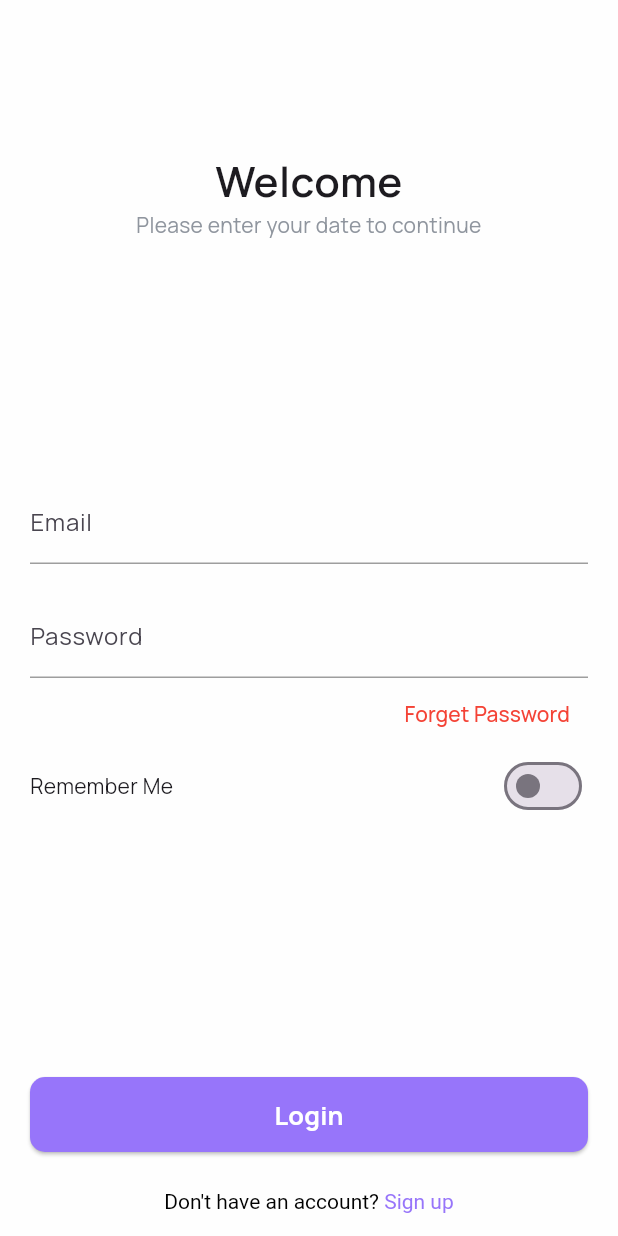
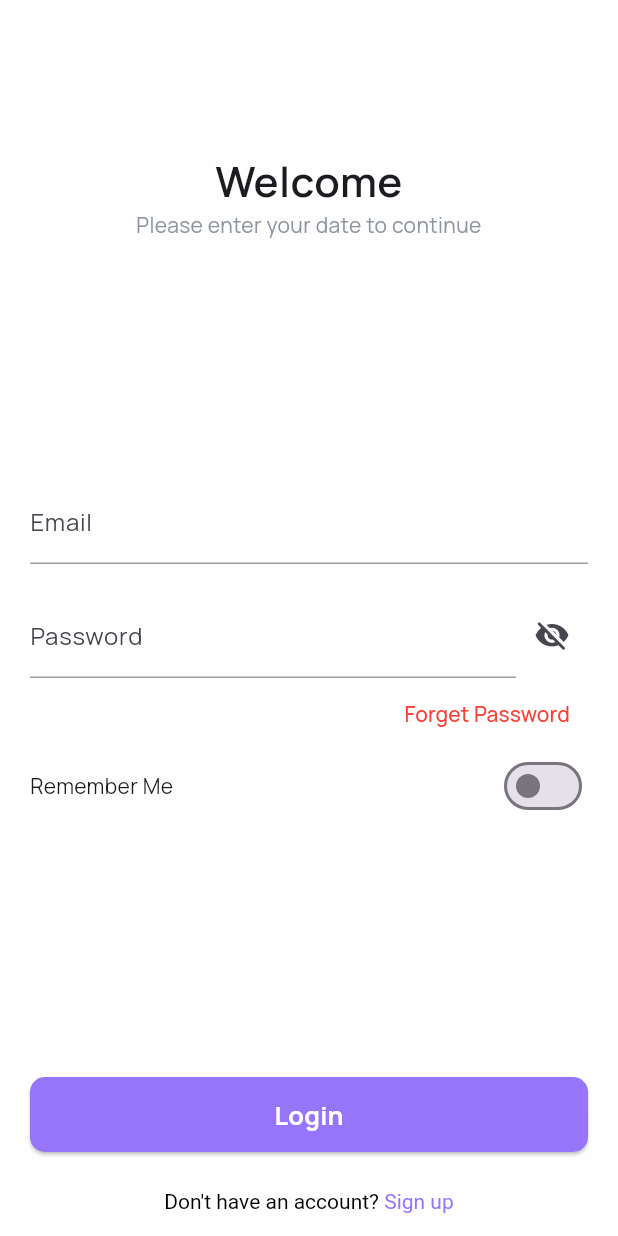
Before and after one commit to flutterr05-dev/laza_api_impl, a Flutter app: the screen it shows after launch, on a phone screen of 412 x 824 dp. Run offline on Flutter 3.47's test engine with Material 3 defaults, Android fonts, the light colour scheme and no system bars; our stand-ins replace flutter_svg, get, pinput, shared_preferences; accounts and stored records are empty.

```diff
--- a/lib/view/pages/login/login_screen.dart
+++ b/lib/view/pages/login/login_screen.dart
@@ -1,6 +1,9 @@
+import 'dart:io';
+
 import 'package:fahim_try_ecommerce/utils/colors.dart';
 import 'package:fahim_try_ecommerce/view/base/custom_button.dart';
 import 'package:fahim_try_ecommerce/view/base/custom_textfromfield.dart';
+import 'package:fahim_try_ecommerce/view/pages/home/home_screen.dart';
 import 'package:flutter/gestures.dart';
 import 'package:flutter/material.dart';
 import 'package:get/get.dart';
@@ -18,14 +21,14 @@ class _LoginScreenState extends State<LoginScreen> {
   final TextEditingController _passCtrl = TextEditingController();
   final GlobalKey<FormState> _formKey = GlobalKey<FormState>();
   final auth = Get.find<AuthController>();
+  bool isObscured = true;
 
   void onSubmit() async {
     if (_formKey.currentState!.validate()) {
       final message = await auth.login(_emailCtrl.text.trim(), _passCtrl.text);
 
       if (message == "success") {
-        final snack = Get.snackbar("Login Successful", message);
-        Get.showSnackbar(snack.snackbar);
+        Get.offAll(() => HomeScreen());
       } else {
         final snack = Get.snackbar("Something went wrong", message);
         Get.showSnackbar(snack.snackbar);
@@ -69,9 +72,12 @@ class _LoginScreenState extends State<LoginScreen> {
 
                 SizedBox(height: 20),
 
-                CustomTextFromField(
+                Row(
+                  children: [
+                    Expanded(
+                      child: CustomTextFromField(
                         controller: _passCtrl,
-                  obscureText: true,
+                        obscureText: isObscured,
                         hintText: "Enter Your Password",
                         lebelText: "Password",
                         validator: (v) {
@@ -80,6 +86,21 @@ class _LoginScreenState extends State<LoginScreen> {
                           }
                           return null;
                         },
+                      ),
+                    ),
+                    IconButton(
+                      onPressed: () {
+                        setState(() {
+                          isObscured = !isObscured;
+                        });
+                      },
+                      icon: Icon(
+                        isObscured
+                            ? Icons.visibility_off_rounded
+                            : Icons.visibility_rounded,
+                      ),
+                    ),
+                  ],
                 ),
                 Align(
                   alignment: AlignmentGeometry.topRight,
```
Also changed, not shown: lib/controllers/auth_controller.dart (+10 -1 lines), lib/view/pages/mainScreen/main_Screen.dart (+6 -2 lines), lib/view/pages/splash/splash_screen.dart (+11 -6 lines). Lines whose indentation alone changed are shown as unchanged.
